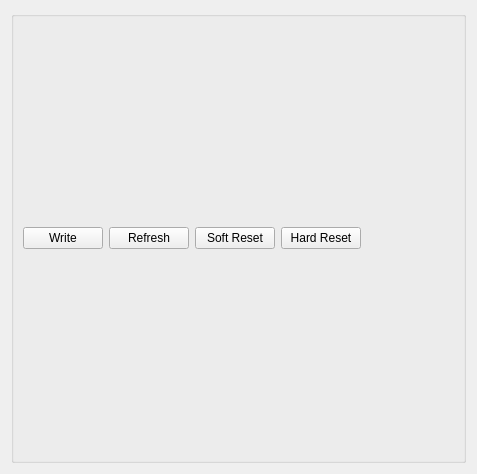
First picture: the form in GUI/View/cbcregisterstab.ui, repository samhiggie/Ph2_ACF, before the edit.
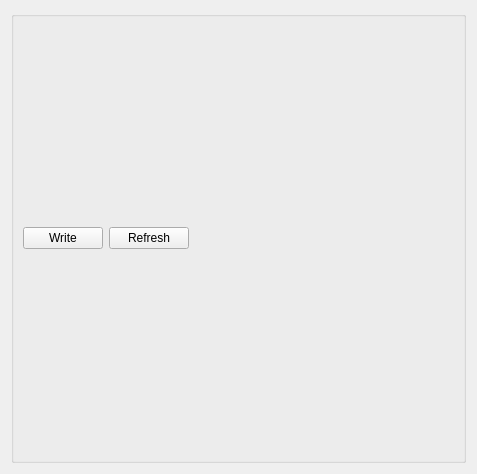
Second picture: the form after the edit.

```diff
--- a/GUI/View/cbcregisterstab.ui
+++ b/GUI/View/cbcregisterstab.ui
@@ -39,20 +39,6 @@
           </property>
          </widget>
         </item>
-        <item>
-         <widget class="QPushButton" name="btnResetSoft">
-          <property name="text">
-           <string>Soft Reset</string>
-          </property>
-         </widget>
-        </item>
-        <item>
-         <widget class="QPushButton" name="btnHardReset">
-          <property name="text">
-           <string>Hard Reset</string>
-          </property>
-         </widget>
-        </item>
         <item>
          <spacer name="spacerRefresh">
           <property name="orientation">
```
